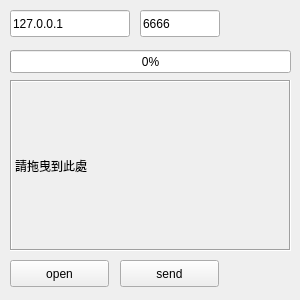
Above: Client/client.ui from shengyu7697/QtFileTransfer before the change. Below: the same form after it.
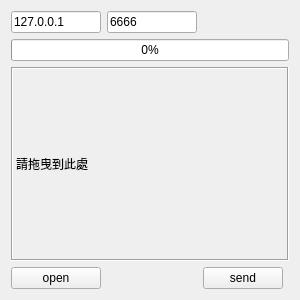
That is the form after the change.

Commit message: Change layout to grid layout

What changed in the file:
```diff
--- a/Client/client.ui
+++ b/Client/client.ui
@@ -13,54 +13,9 @@
   <property name="windowTitle">
    <string>Client</string>
   </property>
-  <widget class="QPushButton" name="openButton">
-   <property name="geometry">
-    <rect>
-     <x>10</x>
-     <y>260</y>
-     <width>99</width>
-     <height>27</height>
-    </rect>
-   </property>
-   <property name="text">
-    <string>open</string>
-   </property>
-  </widget>
-  <widget class="QPushButton" name="sendButton">
-   <property name="geometry">
-    <rect>
-     <x>120</x>
-     <y>260</y>
-     <width>99</width>
-     <height>27</height>
-    </rect>
-   </property>
-   <property name="text">
-    <string>send</string>
-   </property>
-  </widget>
-  <widget class="QProgressBar" name="clientProgressBar">
-   <property name="geometry">
-    <rect>
-     <x>10</x>
-     <y>50</y>
-     <width>281</width>
-     <height>23</height>
-    </rect>
-   </property>
-   <property name="value">
-    <number>0</number>
-   </property>
-  </widget>
+  <layout class="QGridLayout" name="gridLayout">
+   <item row="4" column="0" colspan="4">
   <widget class="QLabel" name="clientStatusLabel">
-   <property name="geometry">
-    <rect>
-     <x>10</x>
-     <y>80</y>
-     <width>281</width>
-     <height>171</height>
-    </rect>
-   </property>
    <property name="frameShape">
     <enum>QFrame::Box</enum>
    </property>
@@ -74,32 +29,56 @@
     <bool>true</bool>
    </property>
   </widget>
+   </item>
+   <item row="2" column="2">
+    <spacer name="horizontalSpacer">
+     <property name="orientation">
+      <enum>Qt::Horizontal</enum>
+     </property>
+     <property name="sizeHint" stdset="0">
+      <size>
+       <width>40</width>
+       <height>20</height>
+      </size>
+     </property>
+    </spacer>
+   </item>
+   <item row="5" column="0">
+    <widget class="QPushButton" name="openButton">
+     <property name="text">
+      <string>open</string>
+     </property>
+    </widget>
+   </item>
+   <item row="2" column="0">
   <widget class="QLineEdit" name="hostLineEdit">
-   <property name="geometry">
-    <rect>
-     <x>10</x>
-     <y>10</y>
-     <width>120</width>
-     <height>27</height>
-    </rect>
-   </property>
    <property name="text">
     <string>127.0.0.1</string>
    </property>
   </widget>
+   </item>
+   <item row="3" column="0" colspan="4">
+    <widget class="QProgressBar" name="clientProgressBar">
+     <property name="value">
+      <number>0</number>
+     </property>
+    </widget>
+   </item>
+   <item row="5" column="2">
+    <widget class="QPushButton" name="sendButton">
+     <property name="text">
+      <string>send</string>
+     </property>
+    </widget>
+   </item>
+   <item row="2" column="1">
   <widget class="QLineEdit" name="portLineEdit">
-   <property name="geometry">
-    <rect>
-     <x>140</x>
-     <y>10</y>
-     <width>80</width>
-     <height>27</height>
-    </rect>
-   </property>
    <property name="text">
     <string>6666</string>
    </property>
   </widget>
+   </item>
+  </layout>
  </widget>
  <layoutdefault spacing="6" margin="11"/>
  <resources/>
```
Lines whose indentation alone changed are shown as unchanged. The commit also changes 1 other file.
